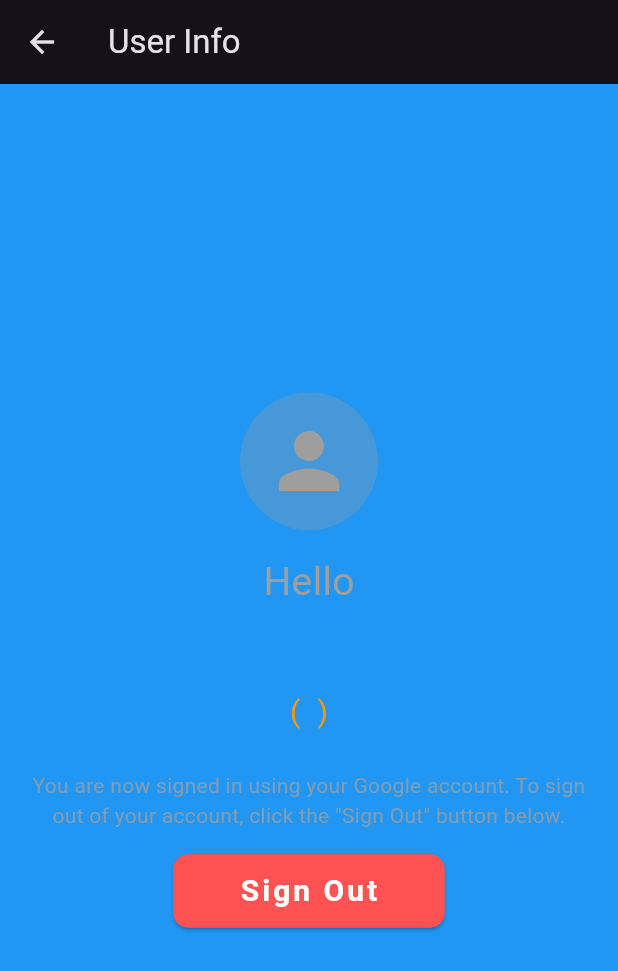
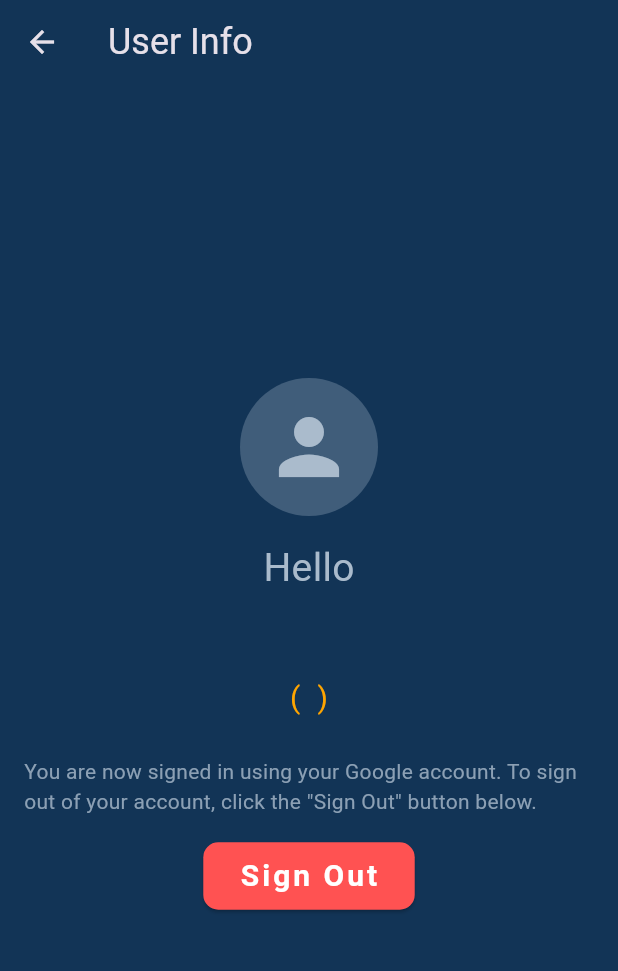
Before and after one commit to DaVinci1230/google-sign-in, a Flutter app: the UserInfoScreen screen opened directly with empty values, after a tap on "Sign Out", on a phone screen of 412 x 824 dp. Shown: the top 971 px of the screen. Run offline on Flutter 3.47's test engine with Material 3 defaults, Android fonts, the phone set to English and light mode, and no system bars; our stand-ins replace firebase_auth, firebase_core, google_sign_in; accounts and stored records are empty.

Commit message:
Update user_info_screen.dart

```diff
--- a/lib/screens/user_info_screen.dart
+++ b/lib/screens/user_info_screen.dart
@@ -1,7 +1,7 @@
 import 'package:flutter/material.dart';
+import '../utils/authentication.dart'; // Import your authentication logic file here
 import 'package:firebase_auth/firebase_auth.dart';
-import '../utils/authentication.dart';
-import 'sign_in_screen.dart'; // Import SignInScreen
+import 'sign_in_screen.dart';
 
 class UserInfoScreen extends StatefulWidget {
   const UserInfoScreen({Key? key, required User user})
@@ -18,6 +18,25 @@ class _UserInfoScreenState extends State<UserInfoScreen> {
   late User _user;
   bool _isSigningOut = false;
 
+  Route _routeToSignInScreen() {
+    return PageRouteBuilder(
+      pageBuilder: (context, animation, secondaryAnimation) => SignInScreen(),
+      transitionsBuilder: (context, animation, secondaryAnimation, child) {
+        var begin = Offset(-1.0, 0.0);
+        var end = Offset.zero;
+        var curve = Curves.ease;
+
+        var tween =
+            Tween(begin: begin, end: end).chain(CurveTween(curve: curve));
+
+        return SlideTransition(
+          position: animation.drive(tween),
+          child: child,
+        );
+      },
+    );
+  }
+
   @override
   void initState() {
     _user = widget._user;
@@ -28,20 +47,27 @@ class _UserInfoScreenState extends State<UserInfoScreen> {
   @override
   Widget build(BuildContext context) {
     return Scaffold(
-      backgroundColor: Colors.blue,
+      backgroundColor: CustomColors.firebaseNavy,
       appBar: AppBar(
-        title: Text('User Info'),
+        elevation: 0,
+        backgroundColor: CustomColors.firebaseNavy,
+        title: AppBarTitle(),
       ),
       body: SafeArea(
         child: Padding(
-          padding: const EdgeInsets.all(16.0),
+          padding: const EdgeInsets.only(
+            left: 16.0,
+            right: 16.0,
+            bottom: 20.0,
+          ),
           child: Column(
             mainAxisAlignment: MainAxisAlignment.center,
             children: [
+              Row(),
               _user.photoURL != null
                   ? ClipOval(
                       child: Material(
-                        color: Colors.grey.withOpacity(0.3),
+                        color: CustomColors.firebaseGrey.withOpacity(0.3),
                         child: Image.network(
                           _user.photoURL!,
                           fit: BoxFit.fitHeight,
@@ -50,13 +76,13 @@ class _UserInfoScreenState extends State<UserInfoScreen> {
                     )
                   : ClipOval(
                       child: Material(
-                        color: Colors.grey.withOpacity(0.3),
+                        color: CustomColors.firebaseGrey.withOpacity(0.3),
                         child: Padding(
                           padding: const EdgeInsets.all(16.0),
                           child: Icon(
                             Icons.person,
                             size: 60,
-                            color: Colors.grey,
+                            color: CustomColors.firebaseGrey,
                           ),
                         ),
                       ),
@@ -65,7 +91,7 @@ class _UserInfoScreenState extends State<UserInfoScreen> {
               Text(
                 'Hello',
                 style: TextStyle(
-                  color: Colors.grey,
+                  color: CustomColors.firebaseGrey,
                   fontSize: 26,
                 ),
               ),
@@ -73,7 +99,7 @@ class _UserInfoScreenState extends State<UserInfoScreen> {
               Text(
                 _user.displayName!,
                 style: TextStyle(
-                  color: Colors.yellow,
+                  color: CustomColors.firebaseYellow,
                   fontSize: 26,
                 ),
               ),
@@ -81,7 +107,7 @@ class _UserInfoScreenState extends State<UserInfoScreen> {
               Text(
                 '( ${_user.email!} )',
                 style: TextStyle(
-                  color: Colors.orange,
+                  color: CustomColors.firebaseOrange,
                   fontSize: 20,
                   letterSpacing: 0.5,
                 ),
@@ -90,11 +116,9 @@ class _UserInfoScreenState extends State<UserInfoScreen> {
               Text(
                 'You are now signed in using your Google account. To sign out of your account, click the "Sign Out" button below.',
                 style: TextStyle(
-                  color: Colors.grey.withOpacity(0.8),
-                  fontSize: 14,
-                  letterSpacing: 0.2,
-                ),
-                textAlign: TextAlign.center,
+                    color: CustomColors.firebaseGrey.withOpacity(0.8),
+                    fontSize: 14,
+                    letterSpacing: 0.2),
               ),
               SizedBox(height: 16.0),
               _isSigningOut
@@ -103,8 +127,9 @@ class _UserInfoScreenState extends State<UserInfoScreen> {
                     )
                   : ElevatedButton(
                       style: ButtonStyle(
-                        backgroundColor:
-                            MaterialStateProperty.all(Colors.redAccent),
+                        backgroundColor: MaterialStateProperty.all(
+                          Colors.redAccent,
+                        ),
                         shape: MaterialStateProperty.all(
                           RoundedRectangleBorder(
                             borderRadius: BorderRadius.circular(10),
@@ -119,16 +144,11 @@ class _UserInfoScreenState extends State<UserInfoScreen> {
                         setState(() {
                           _isSigningOut = false;
                         });
-                        // Navigate back to the sign-in screen
-                        Navigator.pushReplacement(
-                          context,
-                          MaterialPageRoute(
-                              builder: (context) => SignInScreen()),
-                        );
+                        Navigator.of(context)
+                            .pushReplacement(_routeToSignInScreen());
                       },
                       child: Padding(
-                        padding:
-                            EdgeInsets.symmetric(vertical: 10, horizontal: 20),
+                        padding: EdgeInsets.only(top: 8.0, bottom: 8.0),
                         child: Text(
                           'Sign Out',
                           style: TextStyle(
@@ -147,3 +167,22 @@ class _UserInfoScreenState extends State<UserInfoScreen> {
     );
   }
 }
+
+class CustomColors {
+  static const Color firebaseNavy = Color(0xFF123456);
+  static const Color firebaseGrey = Color(0xFFAABBCC);
+  static const Color firebaseYellow = Color(0xFFFFEE00);
+  static const Color firebaseOrange = Color(0xFFFFA500);
+}
+
+class AppBarTitle extends StatelessWidget {
+  @override
+  Widget build(BuildContext context) {
+    return Text(
+      'User Info',
+      style: TextStyle(
+        fontSize: 24.0,
+      ),
+    );
+  }
+}
```
